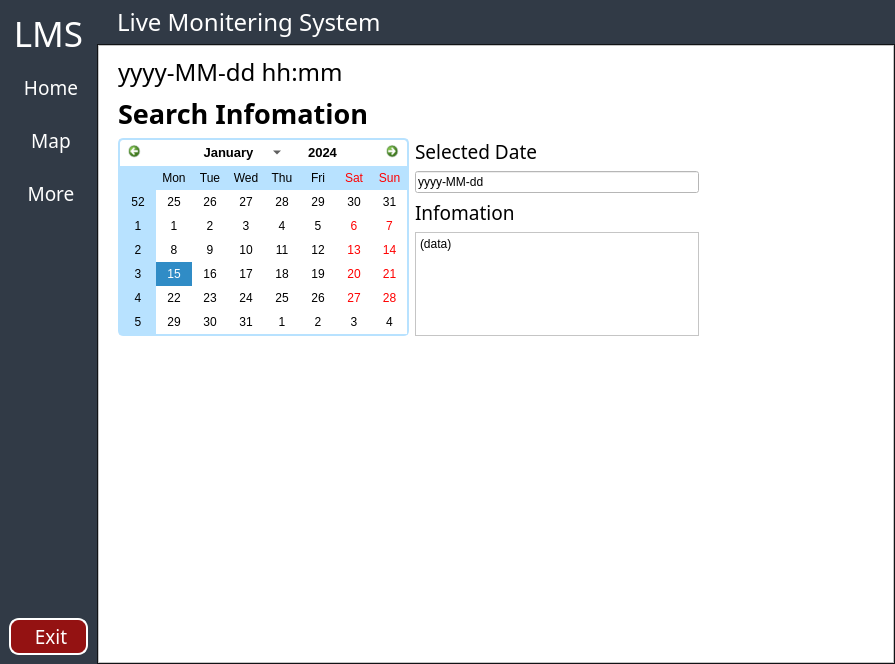
kookjd7759/Live_Monitoring_System, file ui/main.ui: the form before one commit.
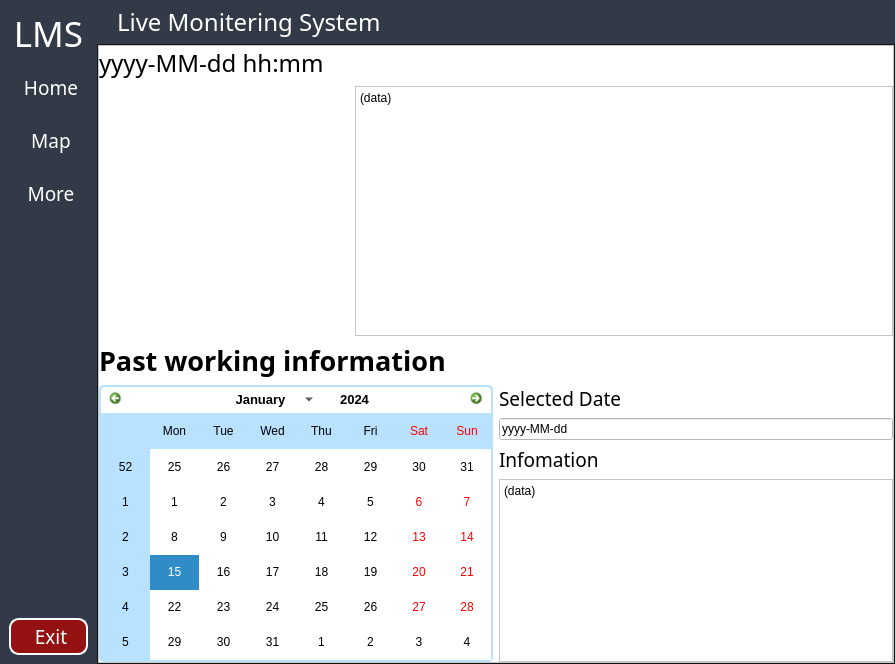
The form after the commit. The open tabs and pages were chosen to show the change. Icons and pictures are not drawn.

Commit message: update img and today info foram

What changed in the file:
```diff
--- a/ui/main.ui
+++ b/ui/main.ui
@@ -361,15 +361,23 @@
                  <property name="frameShadow">
                   <enum>QFrame::Raised</enum>
                  </property>
+                 <layout class="QVBoxLayout" name="verticalLayout_7">
+                  <property name="leftMargin">
+                   <number>0</number>
+                  </property>
+                  <property name="topMargin">
+                   <number>0</number>
+                  </property>
+                  <property name="rightMargin">
+                   <number>0</number>
+                  </property>
+                  <property name="bottomMargin">
+                   <number>0</number>
+                  </property>
+                  <item>
+                   <layout class="QVBoxLayout" name="verticalLayout_3">
+                    <item>
                  <widget class="QLabel" name="today_date">
-                  <property name="geometry">
-                   <rect>
-                    <x>20</x>
-                    <y>10</y>
-                    <width>701</width>
-                    <height>34</height>
-                   </rect>
-                  </property>
                   <property name="font">
                    <font>
                     <family>Agency FB</family>
@@ -387,16 +395,52 @@
                    <string>yyyy-MM-dd hh:mm</string>
                   </property>
                  </widget>
-                 <widget class="QWidget" name="layoutWidget">
-                  <property name="geometry">
-                   <rect>
-                    <x>20</x>
-                    <y>50</y>
-                    <width>581</width>
-                    <height>241</height>
-                   </rect>
-                  </property>
+                    </item>
+                    <item>
                   <layout class="QVBoxLayout" name="search_layout">
+                      <item>
+                       <layout class="QHBoxLayout" name="horizontalLayout_3">
+                        <item>
+                         <widget class="QLabel" name="drilling_machine">
+                          <property name="minimumSize">
+                           <size>
+                            <width>250</width>
+                            <height>250</height>
+                           </size>
+                          </property>
+                          <property name="maximumSize">
+                           <size>
+                            <width>250</width>
+                            <height>250</height>
+                           </size>
+                          </property>
+                          <property name="text">
+                           <string/>
+                          </property>
+                          <property name="pixmap">
+                           <pixmap resource="../img/resource.qrc">:/img/drilling_machine.png</pixmap>
+                          </property>
+                          <property name="scaledContents">
+                           <bool>true</bool>
+                          </property>
+                          <property name="wordWrap">
+                           <bool>false</bool>
+                          </property>
+                         </widget>
+                        </item>
+                        <item>
+                         <widget class="QTextEdit" name="realTimeInfo_textEdit">
+                          <property name="html">
+                           <string>&lt;!DOCTYPE HTML PUBLIC &quot;-//W3C//DTD HTML 4.0//EN&quot; &quot;http://www.w3.org/TR/REC-html40/strict.dtd&quot;&gt;
+&lt;html&gt;&lt;head&gt;&lt;meta name=&quot;qrichtext&quot; content=&quot;1&quot; /&gt;&lt;style type=&quot;text/css&quot;&gt;
+p, li { white-space: pre-wrap; }
+&lt;/style&gt;&lt;/head&gt;&lt;body style=&quot; font-family:'Gulim'; font-size:9pt; font-weight:400; font-style:normal;&quot;&gt;
+&lt;p style=&quot; margin-top:0px; margin-bottom:0px; margin-left:0px; margin-right:0px; -qt-block-indent:0; text-indent:0px;&quot;&gt;(data)&lt;/p&gt;&lt;/body&gt;&lt;/html&gt;</string>
+                          </property>
+                         </widget>
+                        </item>
+                       </layout>
+                      </item>
                    <item>
                     <widget class="QLabel" name="label_2">
                      <property name="font">
@@ -408,7 +452,7 @@
                       </font>
                      </property>
                      <property name="text">
-                      <string>Search Infomation</string>
+                         <string>Past working information</string>
                      </property>
                     </widget>
                    </item>
@@ -645,7 +689,10 @@
                     </layout>
                    </item>
                   </layout>
-                 </widget>
+                    </item>
+                   </layout>
+                  </item>
+                 </layout>
                 </widget>
                </item>
               </layout>
```
Left out of the diff: 14 changed lines with no effect on the pictures. Lines whose indentation alone changed are shown as unchanged. The commit also changes 7 other files.
